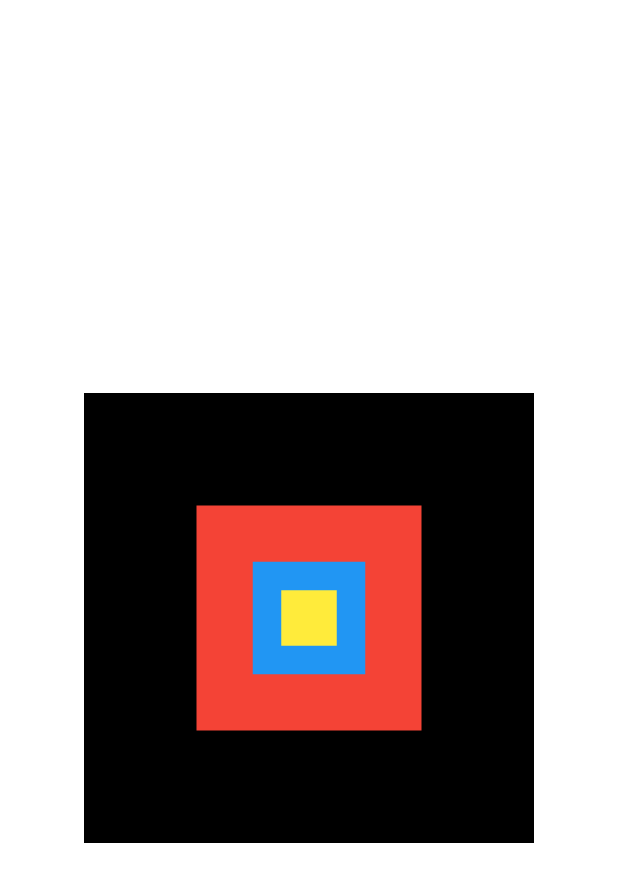
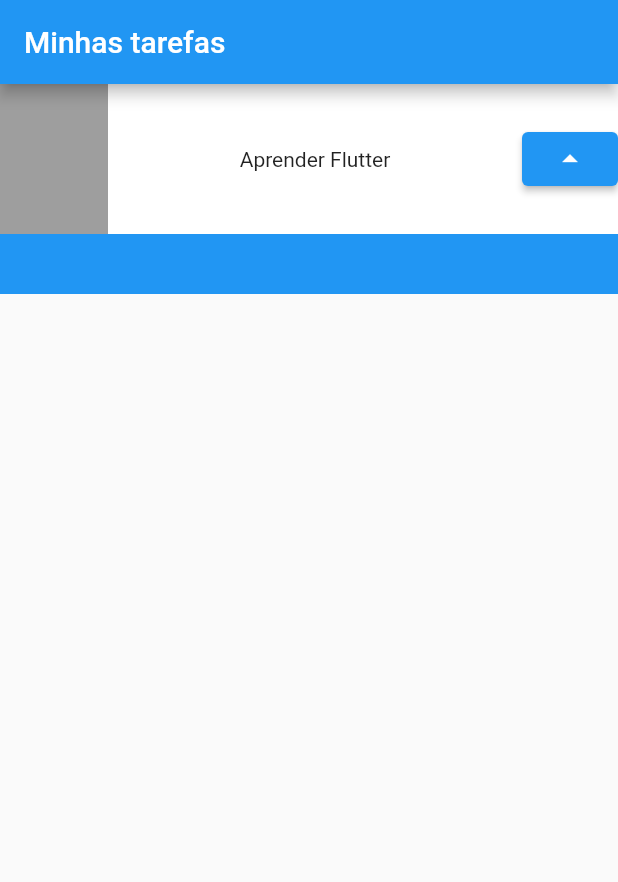
Before and after one commit to matheusvictor/my_app, a Flutter app: the screen it shows after launch, on a phone screen of 412 x 824 dp. Shown: the top 882 px of the screen. Run offline on Flutter 3.47's test engine with Material 2 defaults, Android fonts, the phone set to English and light mode, and no system bars.

Commit message:
feat/wip: create main app's page

```diff
--- a/lib/main.dart
+++ b/lib/main.dart
@@ -14,33 +14,29 @@ class MyApp extends StatelessWidget {
         theme: ThemeData(
           primarySwatch: Colors.blue,
         ),
-        home: Container(
-          color: Colors.white,
+        home: Scaffold(
+          appBar: AppBar(title: Text('Minhas tarefas')),
+          body: Container(
             child: Stack(
-            alignment: AlignmentDirectional.center,
-            // diferente do Container, o Stack pode ter diversas "filhos" (children)
               children: [
                 Container(
-                color: Colors.black,
-                width: 300,
-                height: 300,
+                  color: Colors.blue,
+                  height: 140,
                 ),
                 Container(
-                color: Colors.red,
-                width: 150,
-                height: 150,
+                  color: Colors.white,
+                  height: 100,
+                  child: Row(
+                    mainAxisAlignment: MainAxisAlignment.spaceBetween,
+                    children: [
+                      Container(color: Colors.grey, width: 72, height: 100),
+                      Text('Aprender Flutter'),
+                      ElevatedButton(onPressed: (){}, child: Icon(Icons.arrow_drop_up))
+                    ],
                   ),
-              Container(
-                color: Colors.blue,
-                width: 75,
-                height: 75,
-              ),
-              Container(
-                color: Colors.yellow,
-                width: 37,
-                height: 37,
                 )
               ],
+            ),
           ),
         ));
   }
```
Lines whose indentation alone changed are shown as unchanged.
